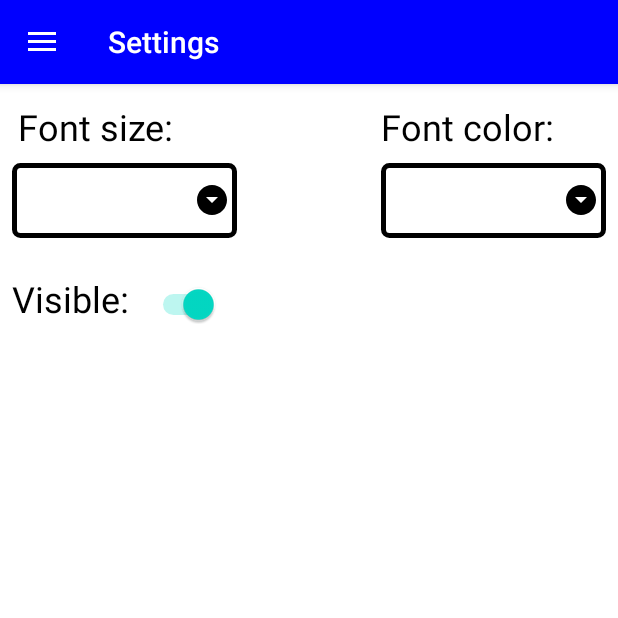
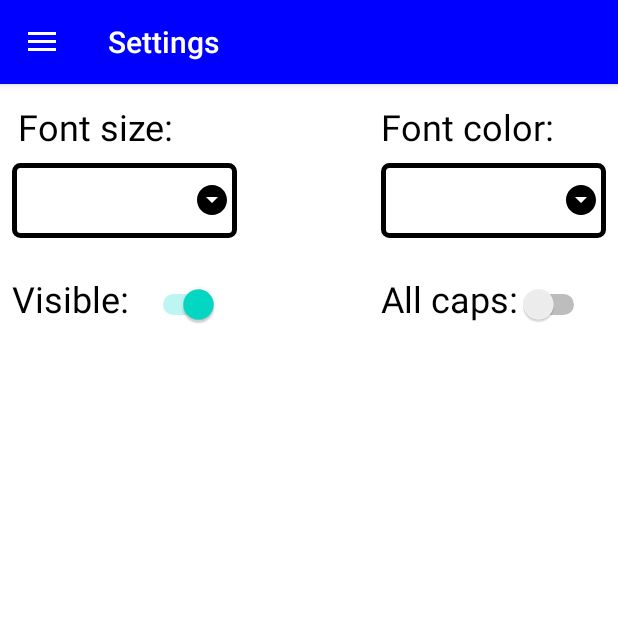
Before and after one commit to jani-heinikoski/java, an Android app: the screen it shows after launch (MainActivity), in the side drawer, after a tap on "Settings", on a phone screen of 412 x 824 dp, the top half of it. Run offline under Robolectric (Android 15) with nearby library versions, the phone set to English and light mode, and no system bars.

Commit message:
added allcaps switch

```diff
--- a/week11/app/src/main/java/com/jhprog/menudemo/MainFragment.java
+++ b/week11/app/src/main/java/com/jhprog/menudemo/MainFragment.java
@@ -1,7 +1,7 @@
 /*
 Author: Jani Heinikoski | 0541122
 Date: 15.3.2020
-Version: 1.6
+Version: 1.7
  */
 package com.jhprog.menudemo;
 
@@ -27,9 +27,7 @@ public class MainFragment extends Fragment {
     @Override
     public View onCreateView(@NonNull LayoutInflater inflater, @Nullable final ViewGroup container, @Nullable Bundle savedInstanceState) {
         binding = FragmentMainBinding.inflate(inflater, container, false);
-        View view = binding.getRoot();
-
-        return view;
+        return binding.getRoot();
     }
 
     @Override
@@ -65,6 +63,13 @@ public class MainFragment extends Fragment {
                 }
             }
         });
+
+        viewModel.getTextAllCaps().observe(getViewLifecycleOwner(), new Observer<Boolean>() {
+            @Override
+            public void onChanged(Boolean aBoolean) {
+                binding.mainTextview.setAllCaps(aBoolean);
+            }
+        });
     }
 
 }
--- a/week11/app/src/main/java/com/jhprog/menudemo/SettingsFragment.java
+++ b/week11/app/src/main/java/com/jhprog/menudemo/SettingsFragment.java
@@ -1,7 +1,7 @@
 /*
 Author: Jani Heinikoski | 0541122
 Date: 15.3.2020
-Version: 1.6
+Version: 1.7
  */
 package com.jhprog.menudemo;
 
@@ -64,6 +64,13 @@ public class SettingsFragment extends Fragment {
             @Override
             public void onCheckedChanged(CompoundButton buttonView, boolean isChecked) {
                 viewModel.setTextVisible(isChecked);
+            }
+        });
+
+        binding.allCapsSwitch.setOnCheckedChangeListener(new CompoundButton.OnCheckedChangeListener() {
+            @Override
+            public void onCheckedChanged(CompoundButton buttonView, boolean isChecked) {
+                viewModel.setTextAllCaps(isChecked);
             }
         });
     }
@@ -156,7 +163,6 @@ public class SettingsFragment extends Fragment {
         }
 
         return getActivity().getColor(color);
-
     }
 
 }
--- a/week11/app/src/main/java/com/jhprog/menudemo/SharedViewModel.java
+++ b/week11/app/src/main/java/com/jhprog/menudemo/SharedViewModel.java
@@ -13,6 +13,11 @@ public class SharedViewModel extends ViewModel {
     private MutableLiveData<Integer> fontSize = new MutableLiveData<>();
     private MutableLiveData<Integer> fontColor = new MutableLiveData<>();
     private MutableLiveData<Boolean> textVisible = new MutableLiveData<>();
+    private MutableLiveData<Boolean> textAllCaps = new MutableLiveData<>();
+
+    public void setTextAllCaps(boolean allCaps) {
+        this.textAllCaps.setValue(allCaps);
+    }
 
     public void setTextVisible(boolean checked) {
         this.textVisible.setValue(checked);
@@ -24,6 +29,10 @@ public class SharedViewModel extends ViewModel {
 
     public void setFontSize(int fontSize) {
         this.fontSize.setValue(fontSize);
+    }
+
+    public LiveData<Boolean> getTextAllCaps() {
+        return textAllCaps;
     }
 
     public LiveData<Boolean> getTextVisible() {
--- a/week11/app/src/main/res/layout/fragment_settings.xml
+++ b/week11/app/src/main/res/layout/fragment_settings.xml
@@ -75,4 +75,24 @@
         android:layout_toEndOf="@id/visible_header"
         android:checked="true" />
 
+    <TextView
+        android:id="@+id/all_caps_header"
+        android:layout_width="wrap_content"
+        android:layout_height="wrap_content"
+        android:layout_below="@id/font_color_spinner"
+        android:layout_alignStart="@+id/font_color_spinner"
+        android:layout_marginTop="24dp"
+        android:text="All caps:"
+        android:textColor="@color/black"
+        android:textSize="24sp" />
+
+    <Switch
+        android:id="@+id/all_caps_switch"
+        android:layout_width="wrap_content"
+        android:layout_height="wrap_content"
+        android:layout_alignBaseline="@+id/all_caps_header"
+        android:layout_marginTop="12dp"
+        android:layout_toEndOf="@id/all_caps_header"
+        android:checked="false" />
+
 </RelativeLayout>
```
